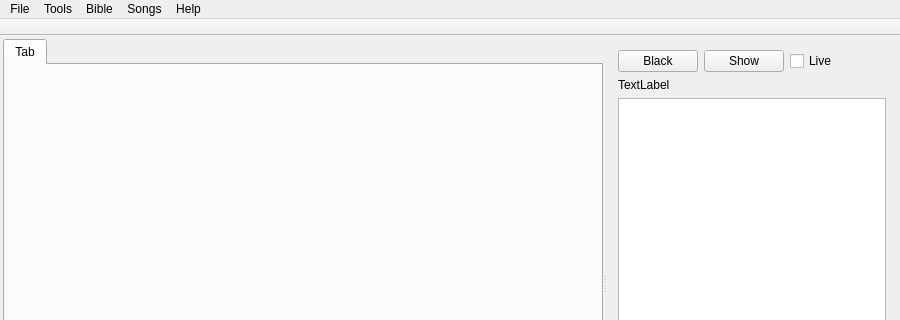
Before: the Qt Designer form src/softprojector.ui in SoftProjector/src, drawn with Qt 5; both pictures show x 0 to 900 and y 0 to 320 of the 900 by 550 pixel window.
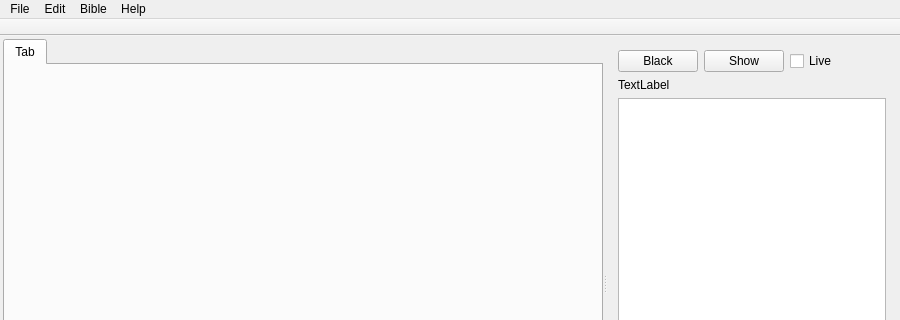
After: the same form once the commit is applied.

Commit message: Reorganized the menu bar: created the Edit menu.

The edit to the form file:
```diff
--- a/src/softprojector.ui
+++ b/src/softprojector.ui
@@ -137,7 +137,7 @@
    </widget>
    <widget class="QMenu" name="menuTools">
     <property name="title">
-     <string>Tools</string>
+     <string>Edit</string>
     </property>
     <addaction name="actionDataBase"/>
     <addaction name="separator"/>
@@ -182,21 +182,9 @@
     <addaction name="menuPrimary_Bible"/>
     <addaction name="menuSecondary_Bible"/>
    </widget>
-   <widget class="QMenu" name="menuSongs">
-    <property name="title">
-     <string>Songs</string>
-    </property>
-    <addaction name="actionShowSong"/>
-    <addaction name="separator"/>
-    <addaction name="actionEditSong"/>
-    <addaction name="actionNewSong"/>
-    <addaction name="separator"/>
-    <addaction name="actionEditDialog"/>
-   </widget>
    <addaction name="menuFile"/>
    <addaction name="menuTools"/>
    <addaction name="menuBible"/>
-   <addaction name="menuSongs"/>
    <addaction name="menuHelp"/>
   </widget>
   <widget class="QStatusBar" name="statusBar"/>
```
Left out of the diff: 27 changed lines with no effect on the pictures.
